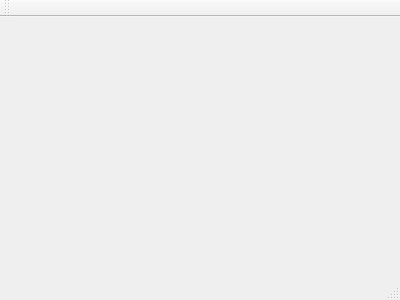
Before: the Qt Designer form mainwindow.ui in JanMod/Qt, drawn with Qt 5.
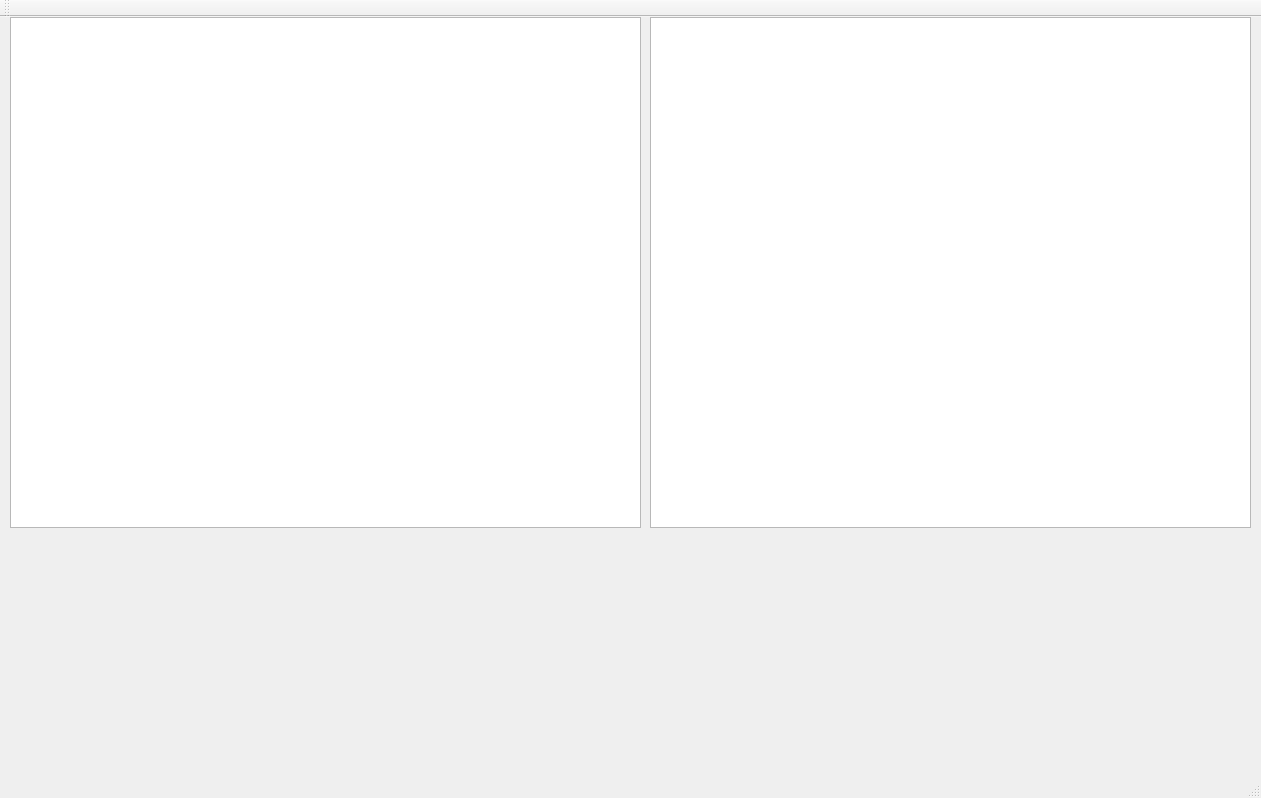
After: the same form once the commit is applied. Custom widgets are drawn as their Qt base class.

```diff
--- a/mainwindow.ui
+++ b/mainwindow.ui
@@ -1,24 +1,91 @@
 <ui version="4.0">
  <class>MainWindow</class>
- <widget class="QMainWindow" name="MainWindow" >
-  <property name="geometry" >
+ <widget class="QMainWindow" name="MainWindow">
+  <property name="geometry">
    <rect>
     <x>0</x>
     <y>0</y>
-    <width>400</width>
-    <height>300</height>
+    <width>1261</width>
+    <height>798</height>
    </rect>
   </property>
   <property name="windowTitle" >
    <string>MainWindow</string>
   </property>
-  <widget class="QMenuBar" name="menuBar" />
-  <widget class="QToolBar" name="mainToolBar" />
-  <widget class="QWidget" name="centralWidget" />
-  <widget class="QStatusBar" name="statusBar" />
+  <widget class="QWidget" name="centralWidget">
+   <widget class="QGraphicsView" name="graphicsView">
+    <property name="geometry">
+     <rect>
+      <x>10</x>
+      <y>0</y>
+      <width>631</width>
+      <height>511</height>
+     </rect>
+    </property>
+   </widget>
+   <widget class="DrawingToolSelector" name="widget" native="true">
+    <property name="geometry">
+     <rect>
+      <x>20</x>
+      <y>520</y>
+      <width>120</width>
+      <height>151</height>
+     </rect>
+    </property>
+   </widget>
+   <widget class="QSplitter" name="splitter">
+    <property name="geometry">
+     <rect>
+      <x>80</x>
+      <y>530</y>
+      <width>339</width>
+      <height>32</height>
+     </rect>
+    </property>
+    <property name="orientation">
+     <enum>Qt::Horizontal</enum>
+    </property>
+   </widget>
+   <widget class="QGraphicsView" name="graphicsView_2">
+    <property name="geometry">
+     <rect>
+      <x>650</x>
+      <y>0</y>
+      <width>601</width>
+      <height>511</height>
+     </rect>
+    </property>
+   </widget>
+  </widget>
+  <widget class="QMenuBar" name="menuBar">
+   <property name="geometry">
+    <rect>
+     <x>0</x>
+     <y>0</y>
+     <width>1261</width>
+     <height>22</height>
+    </rect>
+   </property>
+  </widget>
+  <widget class="QToolBar" name="mainToolBar">
+   <attribute name="toolBarArea">
+    <enum>TopToolBarArea</enum>
+   </attribute>
+   <attribute name="toolBarBreak">
+    <bool>false</bool>
+   </attribute>
+  </widget>
+  <widget class="QStatusBar" name="statusBar"/>
  </widget>
- <layoutDefault spacing="6" margin="11" />
- <pixmapfunction></pixmapfunction>
+ <layoutdefault spacing="6" margin="11"/>
+ <customwidgets>
+  <customwidget>
+   <class>DrawingToolSelector</class>
+   <extends>QWidget</extends>
+   <header>drawingtoolselector.h</header>
+   <container>1</container>
+  </customwidget>
+ </customwidgets>
  <resources/>
  <connections/>
 </ui>
```
Left out of the diff: 3 changed lines with no effect on the pictures.
